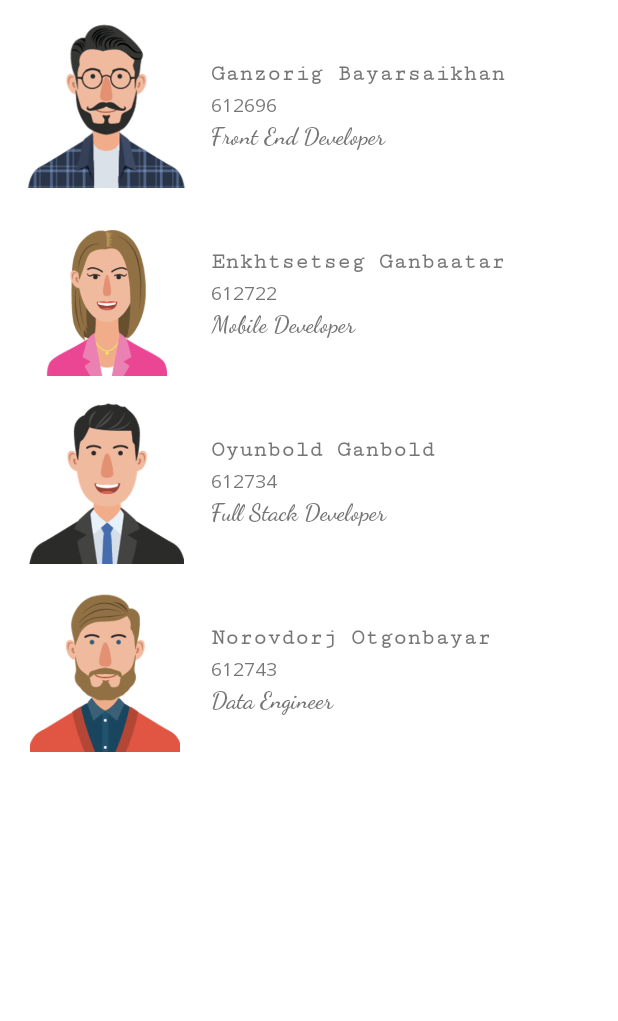
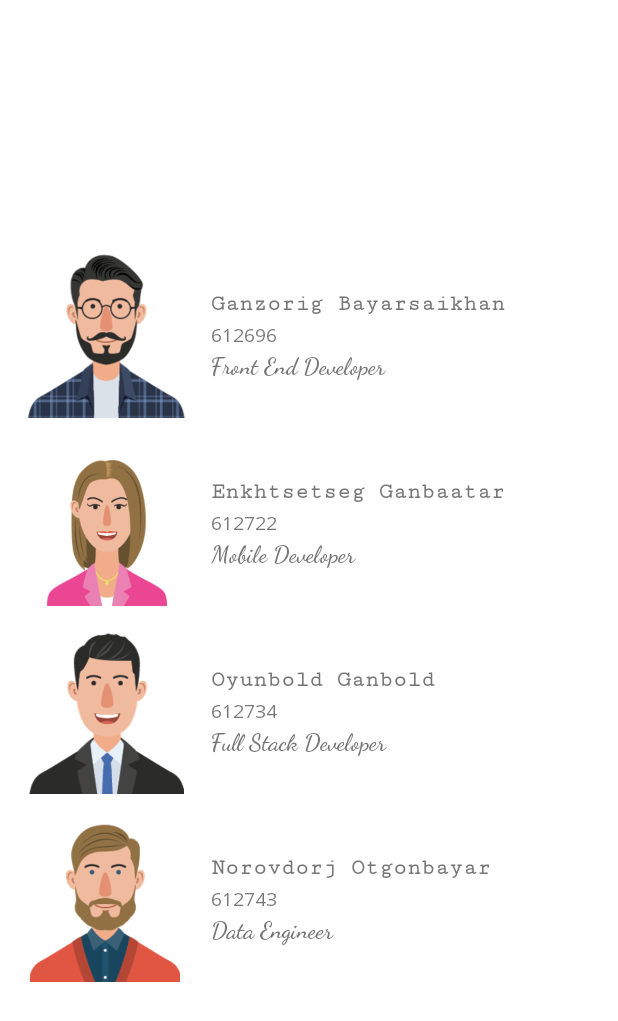
Before and after one commit to ganzorig/CVApp, an Android app: the layout activity_about.xml on its own in the app's theme, with its tools: preview values and no code run, on a phone screen of 412 x 824 dp. Shown: the top 1021 px of the screen. Run offline under Robolectric (Android 15) with nearby library versions, the phone set to English and light mode, and no system bars.

Commit message:
fix some layout

```diff
--- a/app/src/main/java/com/miu/curriculumvitae/ActivityAbout.kt
+++ b/app/src/main/java/com/miu/curriculumvitae/ActivityAbout.kt
@@ -7,5 +7,6 @@ class ActivityAbout : AppCompatActivity() {
     override fun onCreate(savedInstanceState: Bundle?) {
         super.onCreate(savedInstanceState)
         setContentView(R.layout.activity_about)
+        title = "About us"
     }
 }
--- a/app/src/main/java/com/miu/curriculumvitae/MainActivity.kt
+++ b/app/src/main/java/com/miu/curriculumvitae/MainActivity.kt
@@ -48,7 +48,6 @@ class MainActivity : AppCompatActivity() {
         when(item.itemId) {
             R.id.m1 -> {
                 startActivity(Intent(this, ActivityAbout::class.java))
-                Toast.makeText(applicationContext, item.title, Toast.LENGTH_SHORT).show()
                 return true;
             }
 
--- a/app/src/main/res/layout/activity_about.xml
+++ b/app/src/main/res/layout/activity_about.xml
@@ -12,10 +12,10 @@
     <LinearLayout
         android:layout_width="match_parent"
         android:layout_height="match_parent"
+        android:gravity="center"
         android:orientation="vertical"
-
-        android:gravity="top"
         android:padding="15dp"
+        app:layout_constraintBottom_toBottomOf="parent"
         app:layout_constraintEnd_toEndOf="parent"
         app:layout_constraintStart_toStartOf="parent"
         app:layout_constraintTop_toTopOf="parent">
@@ -24,8 +24,8 @@
         <LinearLayout
             android:layout_width="match_parent"
             android:layout_height="wrap_content"
+            android:layout_marginBottom="15dp"
             android:gravity="center"
-            android:layout_marginBottom="15dp"
             android:orientation="horizontal">
 
 
@@ -33,8 +33,8 @@
                 android:id="@+id/g_pic"
                 android:layout_width="110dp"
                 android:layout_height="110dp"
+                android:scaleType="centerInside"
                 android:shape="ring"
-                android:scaleType="centerInside"
                 app:srcCompat="@drawable/ganzo" />
 
             <LinearLayout
@@ -50,29 +50,29 @@
                     android:layout_width="match_parent"
                     android:layout_height="wrap_content"
                     android:fontFamily="serif-monospace"
+                    android:text="@string/student_G"
                     android:textSize="15dp"
-                    android:textStyle="bold"
-                    android:text="@string/student_G" />
+                    android:textStyle="bold" />
 
                 <TextView
                     android:id="@+id/g_text2"
                     android:layout_width="match_parent"
                     android:layout_height="wrap_content"
-                    android:fontFamily="monospace"
                     android:layout_marginTop="3dp"
                     android:layout_marginBottom="3dp"
+                    android:fontFamily="monospace"
+                    android:text="@string/student_G_id"
                     android:textSize="12dp"
-                    android:textStyle="normal"
-                    android:text="@string/student_G_id" />
+                    android:textStyle="normal" />
 
                 <TextView
                     android:id="@+id/g_text3"
                     android:layout_width="match_parent"
                     android:layout_height="wrap_content"
                     android:fontFamily="cursive"
+                    android:text="@string/student_G_title"
                     android:textSize="15dp"
-                    android:textStyle="bold"
-                    android:text="@string/student_G_title" />
+                    android:textStyle="bold" />
 
             </LinearLayout>
 
@@ -81,8 +81,8 @@
         <LinearLayout
             android:layout_width="match_parent"
             android:layout_height="wrap_content"
+            android:layout_marginBottom="15dp"
             android:gravity="center"
-            android:layout_marginBottom="15dp"
             android:orientation="horizontal">
 
 
@@ -106,37 +106,38 @@
                     android:layout_width="match_parent"
                     android:layout_height="wrap_content"
                     android:fontFamily="serif-monospace"
+                    android:text="@string/student_E"
                     android:textSize="15dp"
-                    android:textStyle="bold"
-                    android:text="@string/student_E" />
+                    android:textStyle="bold" />
 
                 <TextView
                     android:id="@+id/e_text2"
                     android:layout_width="match_parent"
                     android:layout_height="match_parent"
-                    android:fontFamily="monospace"
                     android:layout_marginTop="3dp"
                     android:layout_marginBottom="3dp"
+                    android:fontFamily="monospace"
+                    android:text="@string/student_E_id"
                     android:textSize="12dp"
-                    android:textStyle="normal"
-                    android:text="@string/student_E_id" />
+                    android:textStyle="normal" />
 
                 <TextView
                     android:id="@+id/e_text3"
                     android:layout_width="match_parent"
                     android:layout_height="wrap_content"
                     android:fontFamily="cursive"
+                    android:text="@string/student_E_title"
                     android:textSize="15dp"
-                    android:textStyle="bold"
-                    android:text="@string/student_E_title" />
+                    android:textStyle="bold" />
 
             </LinearLayout>
 
         </LinearLayout>
+
         <LinearLayout
             android:layout_width="match_parent"
+            android:layout_height="wrap_content"
             android:layout_marginBottom="15dp"
-            android:layout_height="wrap_content"
             android:gravity="center"
             android:orientation="horizontal">
 
@@ -161,33 +162,34 @@
                     android:layout_width="match_parent"
                     android:layout_height="wrap_content"
                     android:fontFamily="serif-monospace"
+                    android:text="@string/student_B"
                     android:textSize="15dp"
-                    android:textStyle="bold"
-                    android:text="@string/student_B" />
+                    android:textStyle="bold" />
 
                 <TextView
                     android:id="@+id/b_text2"
                     android:layout_width="match_parent"
                     android:layout_height="wrap_content"
-                    android:fontFamily="monospace"
                     android:layout_marginTop="3dp"
                     android:layout_marginBottom="3dp"
+                    android:fontFamily="monospace"
+                    android:text="@string/student_B_id"
                     android:textSize="12dp"
-                    android:textStyle="normal"
-                    android:text="@string/student_B_id" />
+                    android:textStyle="normal" />
 
                 <TextView
                     android:id="@+id/b_text3"
                     android:layout_width="match_parent"
                     android:layout_height="wrap_content"
                     android:fontFamily="cursive"
+                    android:text="@string/student_B_title"
                     android:textSize="15dp"
-                    android:textStyle="bold"
-                    android:text="@string/student_B_title" />
+                    android:textStyle="bold" />
 
             </LinearLayout>
 
         </LinearLayout>
+
         <LinearLayout
             android:layout_width="match_parent"
             android:layout_height="wrap_content"
@@ -215,29 +217,29 @@
                     android:layout_width="match_parent"
                     android:layout_height="wrap_content"
                     android:fontFamily="serif-monospace"
+                    android:text="@string/student_N"
                     android:textSize="15dp"
-                    android:textStyle="bold"
-                    android:text="@string/student_N" />
+                    android:textStyle="bold" />
 
                 <TextView
                     android:id="@+id/n_text2"
                     android:layout_width="match_parent"
                     android:layout_height="wrap_content"
-                    android:fontFamily="monospace"
                     android:layout_marginTop="3dp"
                     android:layout_marginBottom="3dp"
+                    android:fontFamily="monospace"
+                    android:text="@string/student_N_id"
                     android:textSize="12dp"
-                    android:textStyle="normal"
-                    android:text="@string/student_N_id" />
+                    android:textStyle="normal" />
 
                 <TextView
                     android:id="@+id/n_text3"
                     android:layout_width="match_parent"
                     android:layout_height="wrap_content"
+                    android:fontFamily="cursive"
                     android:text="@string/student_N_title"
-                    android:fontFamily="cursive"
                     android:textSize="15dp"
-                    android:textStyle="bold"/>
+                    android:textStyle="bold" />
 
             </LinearLayout>
 
```
